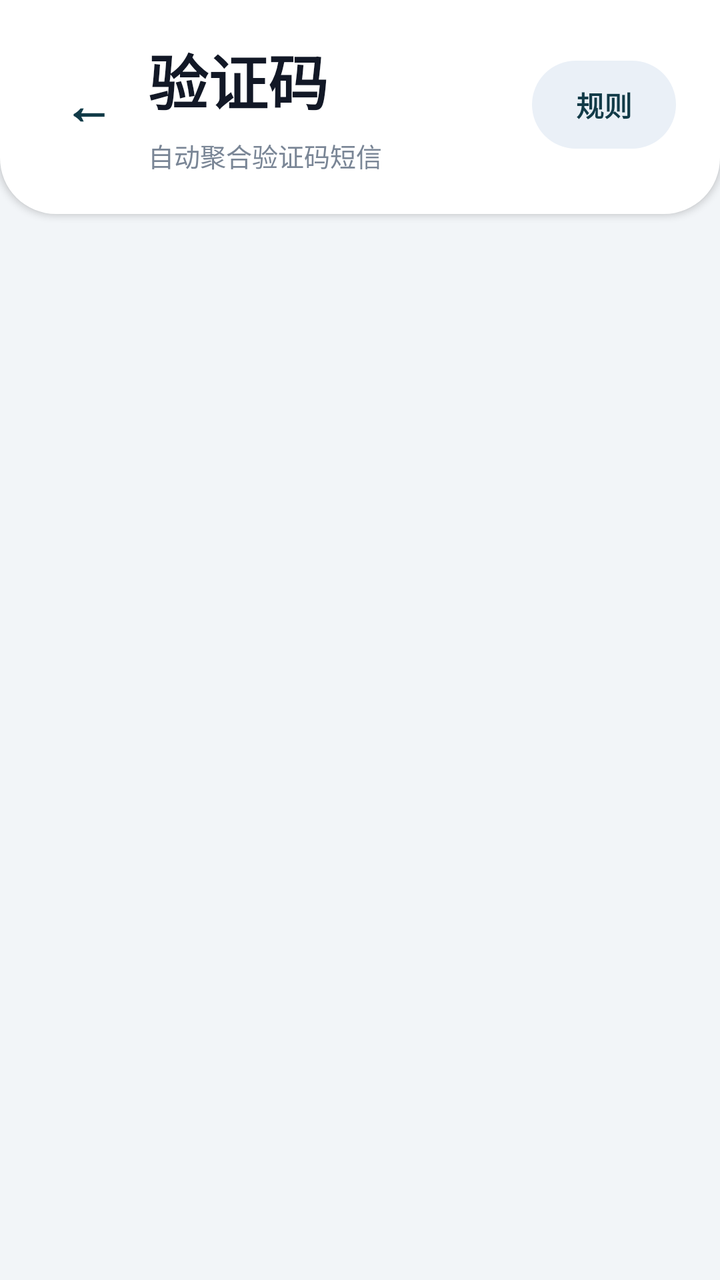
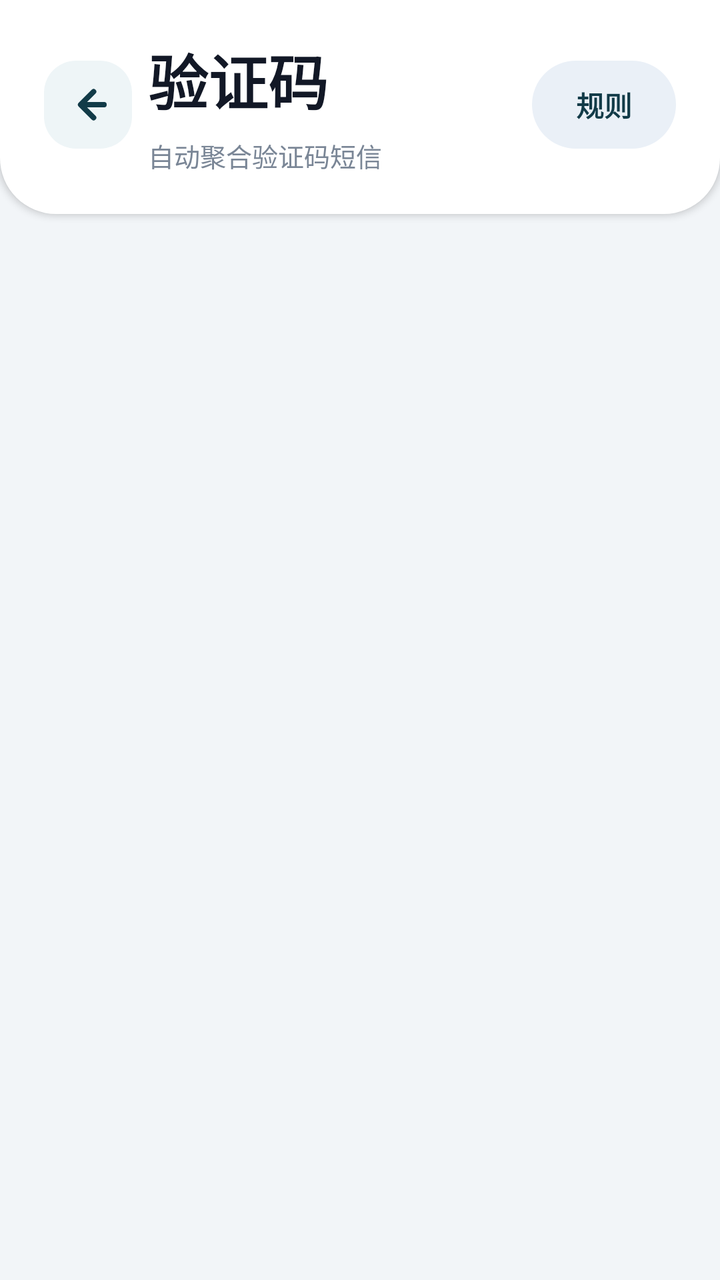

An Android layout rendered at two revisions. The XML below is the earlier revision; the diff shows what the commit changed to produce the second picture.
<!-- AndroidManifest.xml: application theme Theme.DSIM -->
<!-- res/layout/activity_otp_conversation.xml -->
<?xml version="1.0" encoding="utf-8"?>
<LinearLayout xmlns:android="http://schemas.android.com/apk/res/android"
    android:layout_width="match_parent"
    android:layout_height="match_parent"
    android:background="#F2F5F8"
    android:orientation="vertical">

    <LinearLayout
        android:layout_width="match_parent"
        android:layout_height="wrap_content"
        android:background="@drawable/bg_home_header"
        android:elevation="2dp"
        android:orientation="vertical"
        android:paddingStart="22dp"
        android:paddingTop="18dp"
        android:paddingEnd="22dp"
        android:paddingBottom="20dp">

        <LinearLayout
            android:layout_width="match_parent"
            android:layout_height="wrap_content"
            android:gravity="center_vertical"
            android:orientation="horizontal">

            <TextView
                android:id="@+id/tvBackOtp"
                android:layout_width="44dp"
                android:layout_height="44dp"
                android:background="?android:attr/selectableItemBackgroundBorderless"
                android:clickable="true"
                android:focusable="true"
                android:gravity="center"
                android:includeFontPadding="false"
                android:text="←"
                android:textColor="#123B48"
                android:textSize="25sp"
                android:textStyle="bold" />

            <LinearLayout
                android:layout_width="0dp"
                android:layout_height="wrap_content"
                android:layout_marginStart="8dp"
                android:layout_weight="1"
                android:orientation="vertical">

                <TextView
                    android:layout_width="match_parent"
                    android:layout_height="wrap_content"
                    android:includeFontPadding="false"
                    android:text="验证码"
                    android:textColor="#121826"
                    android:textSize="30sp"
                    android:textStyle="bold" />

                <TextView
                    android:id="@+id/tvOtpSubtitle"
                    android:layout_width="match_parent"
                    android:layout_height="wrap_content"
                    android:layout_marginTop="7dp"
                    android:includeFontPadding="false"
                    android:text="自动聚合验证码短信"
                    android:textColor="#7A8696"
                    android:textSize="13sp" />
            </LinearLayout>

            <TextView
                android:id="@+id/tvRuleSettings"
                android:layout_width="72dp"
                android:layout_height="44dp"
                android:background="@drawable/bg_home_settings_button"
                android:clickable="true"
                android:focusable="true"
                android:gravity="center"
                android:includeFontPadding="false"
                android:text="规则"
                android:textColor="#123B48"
                android:textSize="14sp"
                android:textStyle="bold" />
        </LinearLayout>
    </LinearLayout>

    <TextView
        android:id="@+id/tvOtpEmpty"
        android:layout_width="match_parent"
        android:layout_height="wrap_content"
        android:layout_marginStart="14dp"
        android:layout_marginTop="16dp"
        android:layout_marginEnd="14dp"
        android:background="@drawable/bg_otp_empty_card"
        android:gravity="center"
        android:padding="24dp"
        android:text="还没有识别到验证码短信"
        android:textColor="#6B7280"
        android:textSize="15sp"
        android:visibility="gone" />

    <androidx.recyclerview.widget.RecyclerView
        android:id="@+id/rvOtpMessages"
        android:layout_width="match_parent"
        android:layout_height="0dp"
        android:layout_weight="1"
        android:clipToPadding="false"
        android:paddingStart="10dp"
        android:paddingTop="10dp"
        android:paddingEnd="10dp"
        android:paddingBottom="24dp" />

</LinearLayout>
<!-- resources referenced by this layout -->
<resources>
  <!-- drawable bg_home_header (drawable) -->
  <?xml version="1.0" encoding="utf-8"?>
  <shape xmlns:android="http://schemas.android.com/apk/res/android">
      <solid android:color="#FFFFFF" />
      <corners
          android:bottomLeftRadius="28dp"
          android:bottomRightRadius="28dp" />
  </shape>
  <!-- drawable bg_home_settings_button (drawable) -->
  <?xml version="1.0" encoding="utf-8"?>
  <shape xmlns:android="http://schemas.android.com/apk/res/android">
      <solid android:color="#EAF0F7" />
      <corners android:radius="24dp" />
  </shape>
  <!-- drawable bg_otp_empty_card (drawable) -->
  <?xml version="1.0" encoding="utf-8"?>
  <shape xmlns:android="http://schemas.android.com/apk/res/android">
      <solid android:color="#FFFFFF" />
      <stroke
          android:width="1dp"
          android:color="#E7ECF2" />
      <corners android:radius="22dp" />
  </shape>
  <style name="Theme.DSIM" parent="Base.Theme.DSIM" />
  <style name="Base.Theme.DSIM" parent="Theme.Material3.DayNight.NoActionBar">
          
          
      </style>
</resources>

<!-- the commit's change to res/layout/activity_otp_conversation.xml (unified diff, before → after) -->
@@ -22,19 +22,15 @@
             android:gravity="center_vertical"
             android:orientation="horizontal">
 
-            <TextView
+            <ImageButton
                 android:id="@+id/tvBackOtp"
                 android:layout_width="44dp"
                 android:layout_height="44dp"
-                android:background="?android:attr/selectableItemBackgroundBorderless"
-                android:clickable="true"
-                android:focusable="true"
-                android:gravity="center"
-                android:includeFontPadding="false"
-                android:text="←"
-                android:textColor="#123B48"
-                android:textSize="25sp"
-                android:textStyle="bold" />
+                android:background="@drawable/bg_nav_back_button"
+                android:contentDescription="返回"
+                android:padding="10dp"
+                android:scaleType="center"
+                android:src="@drawable/ic_nav_back" />
 
             <LinearLayout
                 android:layout_width="0dp"
<!-- resource entries referenced after the edit -->
@@ -14,6 +14,13 @@
       <solid android:color="#EAF0F7" />
       <corners android:radius="24dp" />
   </shape>
+  <!-- drawable bg_nav_back_button (drawable) -->
+  <?xml version="1.0" encoding="utf-8"?>
+  <shape xmlns:android="http://schemas.android.com/apk/res/android"
+      android:shape="rectangle">
+      <solid android:color="#EEF5F7" />
+      <corners android:radius="16dp" />
+  </shape>
   <!-- drawable bg_otp_empty_card (drawable) -->
   <?xml version="1.0" encoding="utf-8"?>
   <shape xmlns:android="http://schemas.android.com/apk/res/android">
@@ -23,6 +30,29 @@
           android:color="#E7ECF2" />
       <corners android:radius="22dp" />
   </shape>
+  <!-- drawable ic_nav_back (drawable) -->
+  <?xml version="1.0" encoding="utf-8"?>
+  <vector xmlns:android="http://schemas.android.com/apk/res/android"
+      android:width="24dp"
+      android:height="24dp"
+      android:viewportWidth="24"
+      android:viewportHeight="24">
+  
+      <path
+          android:fillColor="@android:color/transparent"
+          android:pathData="M14.8,5.5 L8.3,12 L14.8,18.5"
+          android:strokeColor="#123B48"
+          android:strokeLineCap="round"
+          android:strokeLineJoin="round"
+          android:strokeWidth="2.7" />
+  
+      <path
+          android:fillColor="@android:color/transparent"
+          android:pathData="M9.2,12 H20"
+          android:strokeColor="#123B48"
+          android:strokeLineCap="round"
+          android:strokeWidth="2.7" />
+  </vector>
   <style name="Theme.DSIM" parent="Base.Theme.DSIM" />
   <style name="Base.Theme.DSIM" parent="Theme.Material3.DayNight.NoActionBar">
           
